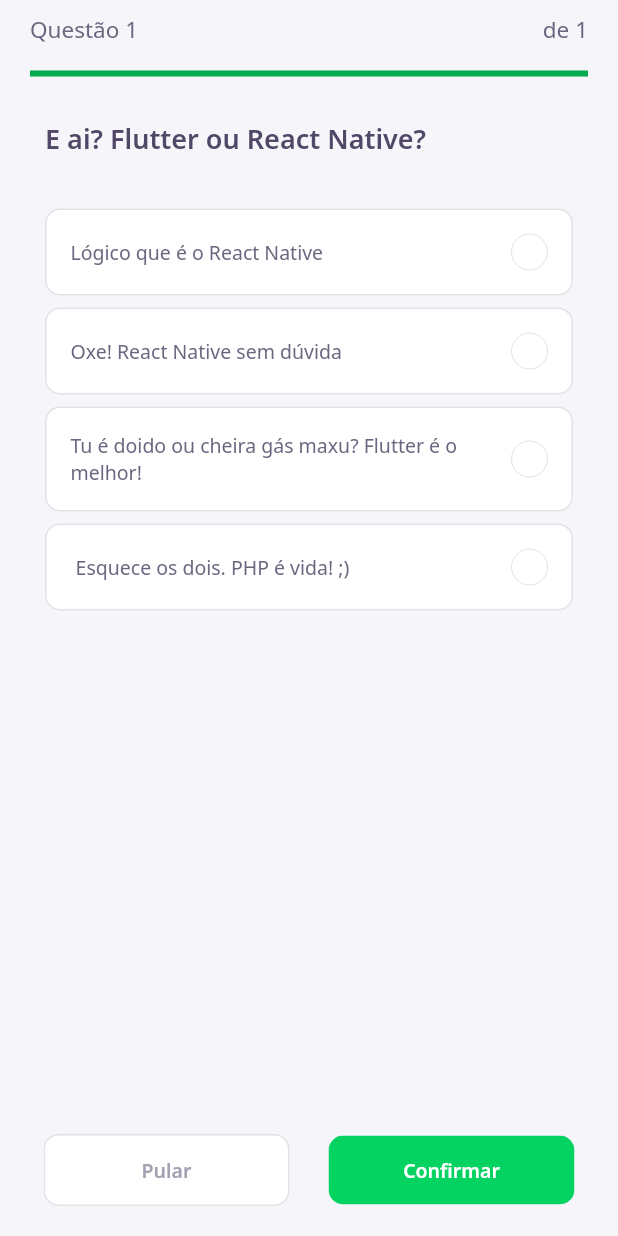
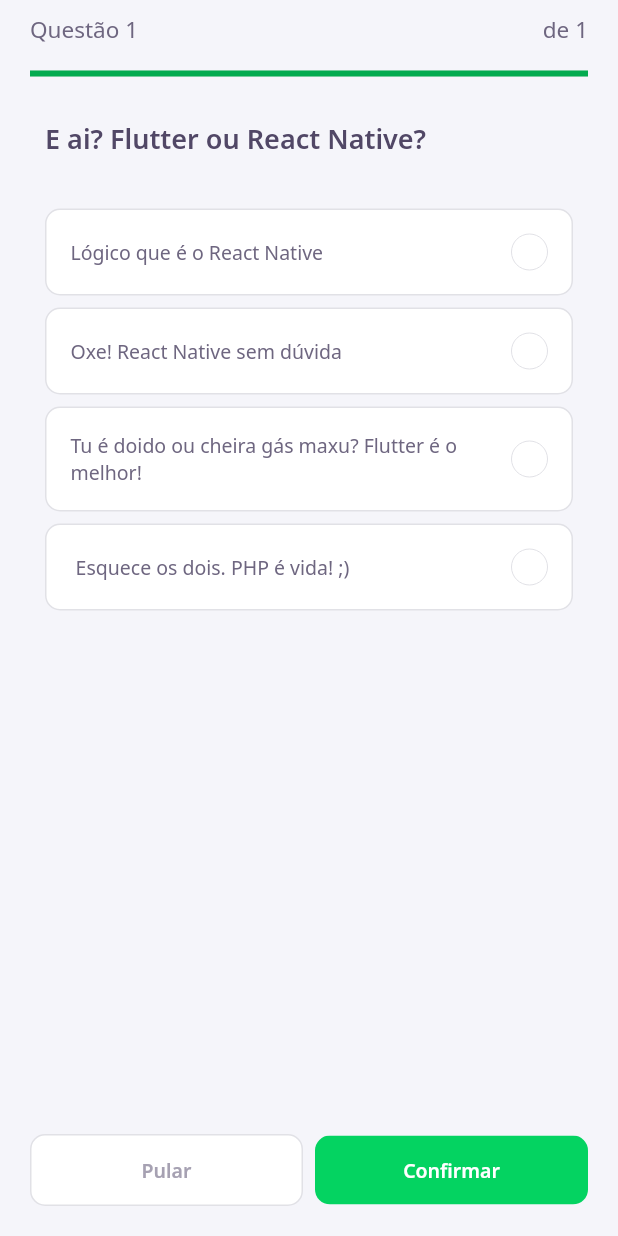
Before and after one commit to cleandersonlobo/flutter_dev_quiz, a Flutter app: the screen it shows after launch, after a tap on "Flutter NLW - #01", on a phone screen of 412 x 824 dp. Run offline on Flutter 3.47's test engine with Material 2 defaults, Android fonts, the phone set to English and light mode, and no system bars; our stand-ins replace google_fonts; accounts and stored records are empty; network calls fail.

Commit message:
fix: anwser challenge question and skip question

```diff
--- a/lib/core/app_routes.dart
+++ b/lib/core/app_routes.dart
@@ -12,7 +12,6 @@ class RouteGenerator {
       case '/':
         return MaterialPageRoute(builder: (_) => HomePage());
       case '/challenge':
-        print(args.toString());
         if (args is QuizModel) {
           return MaterialPageRoute(
             builder: (_) => ChallengePage(
--- a/lib/screens/challenge/challenge_page.dart
+++ b/lib/screens/challenge/challenge_page.dart
@@ -2,6 +2,7 @@ import 'package:flutter/material.dart';
 import 'package:flutter_dev_quiz/screens/challenge/widgets/question_indicator/question_indicator_widget.dart';
 import 'package:flutter_dev_quiz/screens/challenge/widgets/quiz/quiz_widget.dart';
 import 'package:flutter_dev_quiz/core/app_colors.dart';
+import 'package:flutter_dev_quiz/shared/models/question_model.dart';
 import 'package:flutter_dev_quiz/shared/models/quiz_modal.dart';
 import 'package:flutter_dev_quiz/shared/widgets/button/button_widget.dart';
 
@@ -14,23 +15,23 @@ class ChallengePage extends StatefulWidget {
 }
 
 class _ChallengePageState extends State<ChallengePage> {
-  bool showAwnser = false;
+  // ignore: deprecated_member_use
+  var showAwnser = List.empty();
   int currentQuestion = 1;
-
+  var indexSelected;
   @override
   void initState() {
     super.initState();
     setState(() {
+      showAwnser = widget.quiz.questions.map((e) => e.isAnswered).toList();
       currentQuestion = widget.quiz.questionAwnsered + 1;
     });
   }
 
-  var indexSelected;
-
   void toggleAwnser(int index) {
-    if (!showAwnser) {
+    if (!showAwnser.elementAt(currentQuestion - 1)) {
       setState(() {
-        indexSelected = index == indexSelected ? null : index;
+        indexSelected = index == indexSelected ? 0 : index;
       });
     }
   }
@@ -38,7 +39,7 @@ class _ChallengePageState extends State<ChallengePage> {
   void confirmAwnser() {
     if (indexSelected >= 0) {
       setState(() {
-        showAwnser = true;
+        showAwnser[currentQuestion - 1] = true;
       });
     }
   }
@@ -48,11 +49,14 @@ class _ChallengePageState extends State<ChallengePage> {
     void skipQuestion() {
       if (widget.quiz.questions.length > currentQuestion) {
         setState(() {
+          indexSelected = null;
           currentQuestion = currentQuestion + 1;
         });
       }
     }
 
+    QuestionModel question = widget.quiz.questions[currentQuestion - 1];
+    bool currentShowAwnser = showAwnser.elementAt(currentQuestion - 1);
     return Scaffold(
         appBar: PreferredSize(
           preferredSize: Size.fromHeight(60),
@@ -72,9 +76,9 @@ class _ChallengePageState extends State<ChallengePage> {
                 padding: EdgeInsets.all(20),
                 children: [
                   QuizWidget(
-                    title: widget.quiz.questions[currentQuestion - 1].title,
-                    awnsers: widget.quiz.questions[currentQuestion - 1].awnsers,
-                    showAwnser: showAwnser,
+                    question: question,
+                    currentQuestion: currentQuestion,
+                    showAwnser: currentShowAwnser,
                     onPressQuestion: toggleAwnser,
                     indexSelected: indexSelected,
                   )
@@ -90,7 +94,7 @@ class _ChallengePageState extends State<ChallengePage> {
                   mainAxisAlignment: MainAxisAlignment.spaceEvenly,
                   children: [
                     Expanded(
-                      flex: 0,
+                      flex: 1,
                       child: ButtonWidget(
                         label: "Pular",
                         variant: "light",
@@ -100,17 +104,20 @@ class _ChallengePageState extends State<ChallengePage> {
                     Expanded(
                       flex: 0,
                       child: SizedBox(
-                        width: 8,
+                        width:
+                            !question.isAnswered && !currentShowAwnser ? 8 : 0,
                       ),
                     ),
-                    Expanded(
-                      flex: 0,
+                    !question.isAnswered && !currentShowAwnser
+                        ? Expanded(
+                            flex: 1,
                             child: ButtonWidget(
                               label: "Confirmar",
                               variant: "primary",
                               onPress: confirmAwnser,
                             ),
                           )
+                        : Container(),
                   ],
                 ),
               ),
--- a/lib/screens/challenge/widgets/quiz/quiz_widget.dart
+++ b/lib/screens/challenge/widgets/quiz/quiz_widget.dart
@@ -1,24 +1,25 @@
 import 'package:flutter/material.dart';
 import 'package:flutter_dev_quiz/screens/challenge/widgets/awnser/awnser_widget.dart';
 import 'package:flutter_dev_quiz/core/app_text_styles.dart';
-import 'package:flutter_dev_quiz/shared/models/awnser_mdoel.dart';
+import 'package:flutter_dev_quiz/shared/models/question_model.dart';
 
 class QuizWidget extends StatelessWidget {
-  final String title;
-  final List<AwnserModel> awnsers;
+  final QuestionModel question;
+  final int currentQuestion;
   final onPressQuestion;
   final indexSelected;
   final bool showAwnser;
   QuizWidget({
     Key? key,
     required this.showAwnser,
-    required this.title,
-    required this.awnsers,
     required this.onPressQuestion,
+    required this.question,
+    required this.currentQuestion,
     this.indexSelected,
   }) : super(key: key);
   @override
   Widget build(BuildContext context) {
+    final isAnswered = question.isAnswered || showAwnser;
     return SafeArea(
       child: Column(
         crossAxisAlignment: CrossAxisAlignment.start,
@@ -26,7 +27,7 @@ class QuizWidget extends StatelessWidget {
           Container(
             padding: EdgeInsets.symmetric(horizontal: 10),
             child: Text(
-              title,
+              question.title,
               textAlign: TextAlign.left,
               style: AppTextStyles.heading,
             ),
@@ -38,7 +39,7 @@ class QuizWidget extends StatelessWidget {
               physics: NeverScrollableScrollPhysics(),
               shrinkWrap: true,
               padding: EdgeInsets.all(10),
-              itemCount: awnsers.length,
+              itemCount: question.awnsers.length,
               itemBuilder: (context, index) {
                 return Padding(
                   padding: const EdgeInsets.only(bottom: 8),
@@ -47,9 +48,9 @@ class QuizWidget extends StatelessWidget {
                     onPress: () {
                       onPressQuestion(index);
                     },
-                    showAwnser: showAwnser,
-                    isCorrect: awnsers[index].isCorrect,
-                    text: awnsers[index].description,
+                    showAwnser: isAnswered,
+                    isCorrect: question.awnsers[index].isCorrect,
+                    text: question.awnsers[index].description,
                   ),
                 );
               }),
```
Also changed, not shown: database/quizzes.json (+11 -11 lines), 2 other files. Lines whose indentation alone changed are shown as unchanged.
